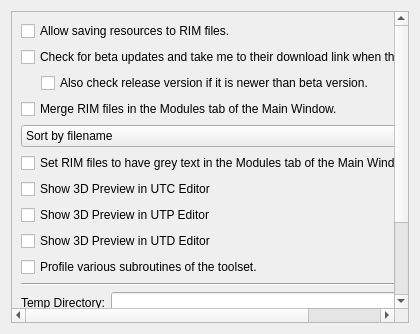
NickHugi/PyKotor, file Tools/HolocronToolset/src/ui/widgets/settings/misc.ui: the form before one commit.
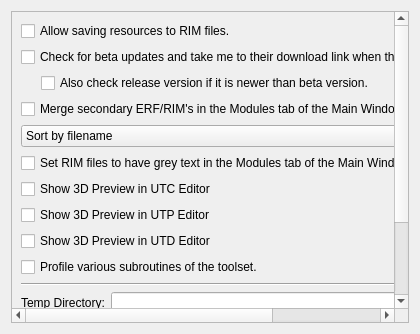
The form after the commit.

Commit message: Various refactors to Module handlers and QOpenGLWidget lifespans. (#101)

```diff
--- a/Tools/HolocronToolset/src/ui/widgets/settings/misc.ui
+++ b/Tools/HolocronToolset/src/ui/widgets/settings/misc.ui
@@ -63,7 +63,7 @@
        <item>
         <widget class="QCheckBox" name="mergeRimCheck">
          <property name="text">
-          <string>Merge RIM files in the Modules tab of the Main Window.</string>
+          <string>Merge secondary ERF/RIM's in the Modules tab of the Main Window (i.e. '_s.rim' and '_dlg.erf').</string>
          </property>
         </widget>
        </item>
```
The commit also changes 38 other files.
